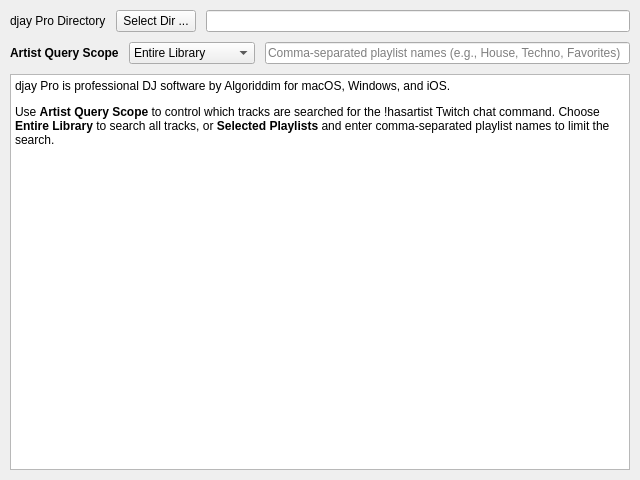
whatsnowplaying/whats-now-playing, file nowplaying/resources/ui/inputs_djaypro.ui: the form before one commit.
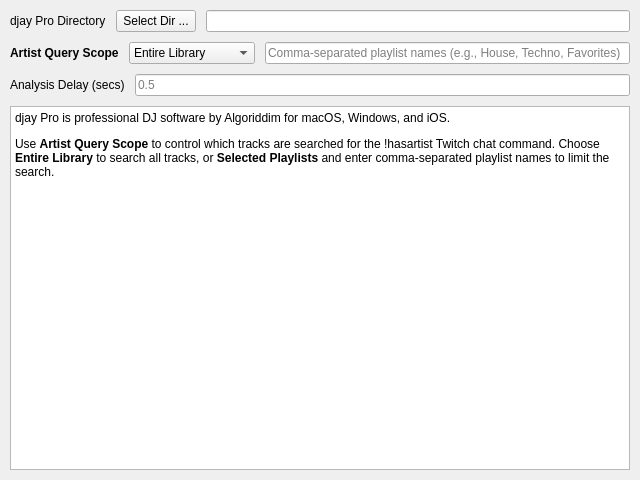
The form after the commit.

Commit message: Enhance djay Pro ISRC, source field, and analysis delay

```diff
--- a/nowplaying/resources/ui/inputs_djaypro.ui
+++ b/nowplaying/resources/ui/inputs_djaypro.ui
@@ -78,6 +78,30 @@
      </item>
     </layout>
    </item>
+   <item>
+    <layout class="QHBoxLayout" name="analyzed_delay_layout">
+     <item>
+      <widget class="QLabel" name="analyzed_delay_label">
+       <property name="text">
+        <string>Analysis Delay (secs)</string>
+       </property>
+       <property name="toolTip">
+        <string>How long to wait (in seconds) for djay Pro to finish writing BPM/key analysis data after a new track starts. Increase on slower hardware if BPM or key are missing.</string>
+       </property>
+      </widget>
+     </item>
+     <item>
+      <widget class="QLineEdit" name="djaypro_analyzed_delay_lineedit">
+       <property name="toolTip">
+        <string>How long to wait (in seconds) for djay Pro to finish writing BPM/key analysis data after a new track starts. Increase on slower hardware if BPM or key are missing.</string>
+       </property>
+       <property name="placeholderText">
+        <string>0.5</string>
+       </property>
+      </widget>
+     </item>
+    </layout>
+   </item>
    <item>
     <widget class="QTextBrowser" name="help_label">
      <property name="sizePolicy">
```
The commit also changes 3 other files.
